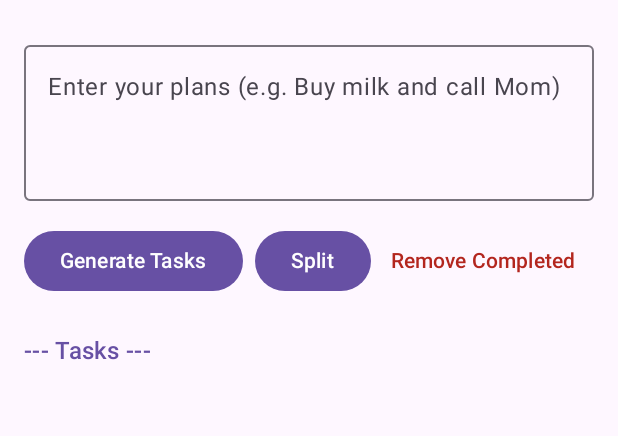
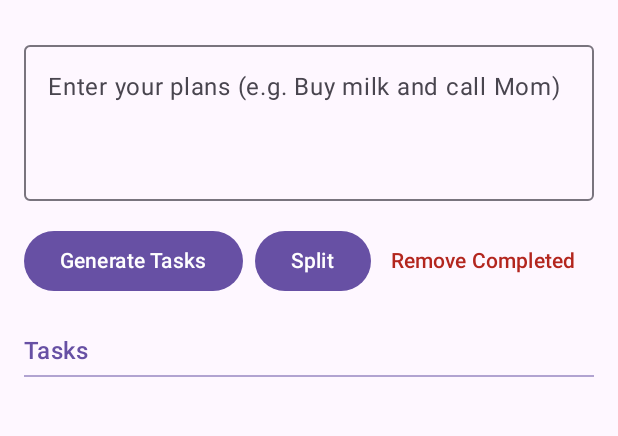
Before and after one commit to Shroker604/TaskListAppV1, an Android app built with Jetpack Compose: the screen it shows after launch (MainActivity), on a phone screen of 412 x 824 dp, the part 87-523 px from its top. Run offline under Robolectric (Android 15) with nearby library versions, the phone set to English and light mode, and no system bars; our stand-ins replace Room's generated code; libraries missing offline, so code that uses them is left out: com.google.ai.client.

Commit message:
UI Refinement: Use line break style for section headers

```diff
--- a/app/src/main/java/com/example/aitasklist/ui/TaskListScreen.kt
+++ b/app/src/main/java/com/example/aitasklist/ui/TaskListScreen.kt
@@ -446,12 +446,15 @@ fun TaskListScreen(
 
                     if (scheduledTasks.isNotEmpty()) {
                         item {
+                            Column(modifier = Modifier.fillMaxWidth().padding(vertical = 8.dp)) {
                                 Text(
-                                text = "--- Schedule ---",
+                                    text = "Schedule",
                                     style = MaterialTheme.typography.titleMedium,
-                                modifier = Modifier.padding(vertical = 8.dp),
-                                color = MaterialTheme.colorScheme.primary
+                                    color = MaterialTheme.colorScheme.primary,
+                                    modifier = Modifier.padding(bottom = 4.dp)
                                 )
+                                Divider(color = MaterialTheme.colorScheme.primary.copy(alpha = 0.5f))
+                            }
                         }
                         items(scheduledTasks, key = { it.id }) { task ->
                             TaskItem(
@@ -527,12 +530,15 @@ fun TaskListScreen(
                     }
 
                     item {
+                        Column(modifier = Modifier.fillMaxWidth().padding(vertical = 8.dp)) {
                             Text(
-                            text = "--- Tasks ---",
+                                text = "Tasks",
                                 style = MaterialTheme.typography.titleMedium,
-                            modifier = Modifier.padding(vertical = 8.dp),
-                            color = MaterialTheme.colorScheme.primary
+                                color = MaterialTheme.colorScheme.primary,
+                                modifier = Modifier.padding(bottom = 4.dp)
                             )
+                            Divider(color = MaterialTheme.colorScheme.primary.copy(alpha = 0.5f))
+                        }
                     }
 
                     items(otherTasks, key = { it.id }) { task ->
```
Lines whose indentation alone changed are shown as unchanged.
